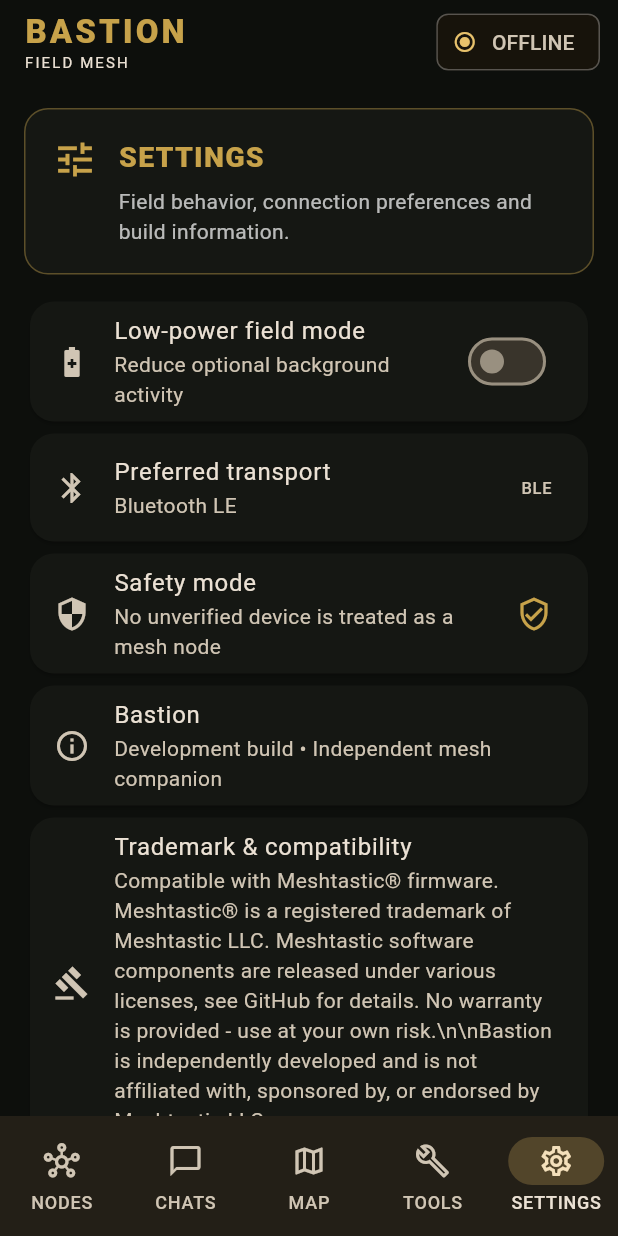
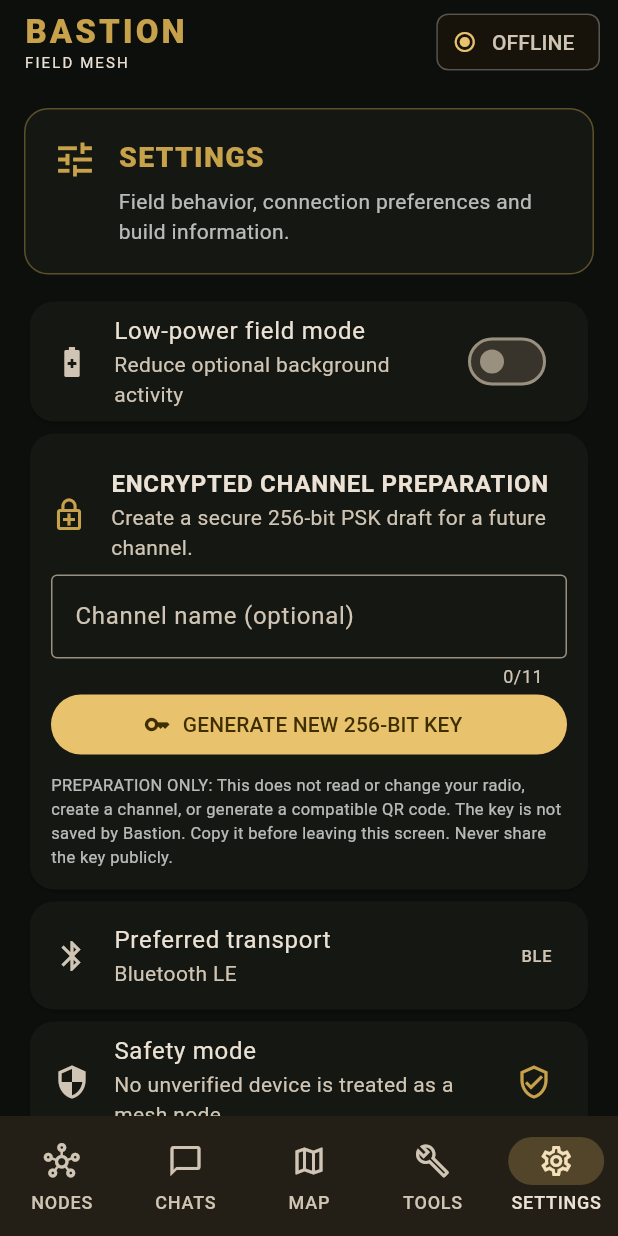
Before and after one commit to BastionMeshApp/notoryx-connect, a Flutter app: the screen it shows after launch, item 5 of the bottom bar chosen, on a phone screen of 412 x 824 dp. Run offline on Flutter 3.47's test engine with Material 3 defaults, Android fonts, the phone set to English and light mode, and no system bars; our stand-ins replace shared_preferences; missing offline and left inert: universal_ble.

Commit message:
Add secure local 256-bit channel key preparation wizard

```diff
--- a/lib/main.dart
+++ b/lib/main.dart
@@ -1,3 +1,6 @@
+import 'dart:convert';
+import 'dart:math';
+import 'package:flutter/services.dart';
 import 'package:flutter/material.dart';
 import 'services/meshtastic_ble_discovery.dart';
 import 'services/meshtastic_connection_controller.dart';
@@ -782,6 +785,7 @@
         title: const Text('Low-power field mode'),
         subtitle: const Text('Reduce optional background activity'),
         value: lowPowerMode, onChanged: onLowPowerChanged)),
+      const _ChannelKeyWizard(),
       const Card(child: ListTile(
         leading: Icon(Icons.bluetooth), title: Text('Preferred transport'),
         subtitle: Text('Bluetooth LE'), trailing: Text('BLE'))),
@@ -803,6 +807,93 @@
         text: 'Bastion is an independent project compatible with Meshtastic® firmware. It is not affiliated with, sponsored by, or endorsed by Meshtastic LLC. Do not rely on this development build as a sole method of emergency communication.',
         icon: Icons.shield_outlined),
     ],
+  );
+}
+
+/// Generates a local draft only. Never writes to a radio without a verified
+/// configuration protocol and explicit user confirmation.
+class _ChannelKeyWizard extends StatefulWidget {
+  const _ChannelKeyWizard();
+
+  @override
+  State<_ChannelKeyWizard> createState() => _ChannelKeyWizardState();
+}
+
+class _ChannelKeyWizardState extends State<_ChannelKeyWizard> {
+  final _name = TextEditingController();
+  String? _key;
+
+  @override
+  void dispose() {
+    _name.dispose();
+    super.dispose();
+  }
+
+  void _generate() {
+    final random = Random.secure();
+    final bytes = List<int>.generate(32, (_) => random.nextInt(256));
+    setState(() => _key = base64Encode(bytes));
+  }
+
+  Future<void> _copyKey() async {
+    final key = _key;
+    if (key == null) return;
+    await Clipboard.setData(ClipboardData(text: key));
+    if (!mounted) return;
+    ScaffoldMessenger.of(context).showSnackBar(
+      const SnackBar(content: Text(
+        'Key copied. Treat it as a secret; clipboard contents may be visible to other apps.',
+      )),
+    );
+  }
+
+  @override
+  Widget build(BuildContext context) => Card(
+    child: Padding(
+      padding: const EdgeInsets.all(14),
+      child: Column(crossAxisAlignment: CrossAxisAlignment.start, children: [
+        const ListTile(
+          contentPadding: EdgeInsets.zero,
+          leading: Icon(Icons.enhanced_encryption_outlined,
+              color: BastionApp.signal),
+          title: Text('ENCRYPTED CHANNEL PREPARATION',
+              style: TextStyle(fontWeight: FontWeight.bold)),
+          subtitle: Text('Create a secure 256-bit PSK draft for a future channel.'),
+        ),
+        TextField(
+          controller: _name,
+          maxLength: 11,
+          decoration: const InputDecoration(
+            labelText: 'Channel name (optional)',
+            border: OutlineInputBorder(),
+          ),
+        ),
+        SizedBox(width: double.infinity, child: FilledButton.icon(
+          onPressed: _generate,
+          icon: const Icon(Icons.key),
+          label: const Text('GENERATE NEW 256-BIT KEY'),
+        )),
+        if (_key != null) ...[
+          const SizedBox(height: 12),
+          SelectableText(_key!, style: const TextStyle(
+            fontFamily: 'monospace', fontSize: 12)),
+          const SizedBox(height: 8),
+          OutlinedButton.icon(
+            onPressed: _copyKey,
+            icon: const Icon(Icons.copy),
+            label: const Text('COPY SECRET KEY'),
+          ),
+        ],
+        const SizedBox(height: 8),
+        const Text(
+          'PREPARATION ONLY: This does not read or change your radio, '
+          'create a channel, or generate a compatible QR code. '
+          'The key is not saved by Bastion. Copy it before leaving this screen. '
+          'Never share the key publicly.',
+          style: TextStyle(fontSize: 11, color: Colors.white70),
+        ),
+      ]),
+    ),
   );
 }
 
```
